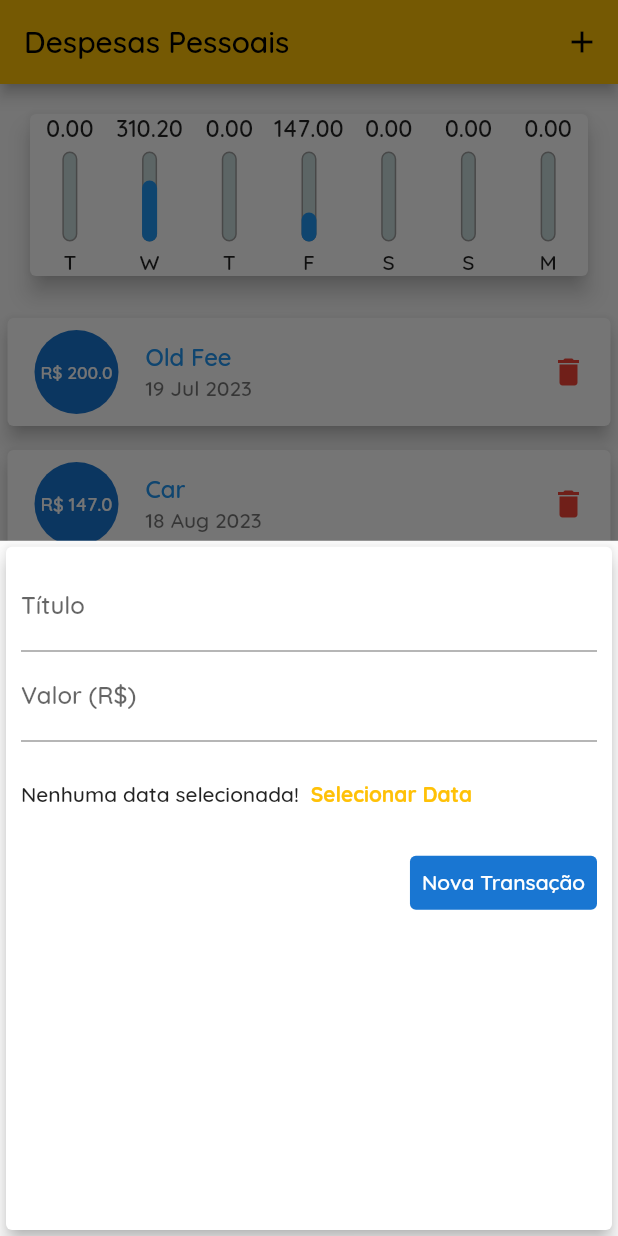
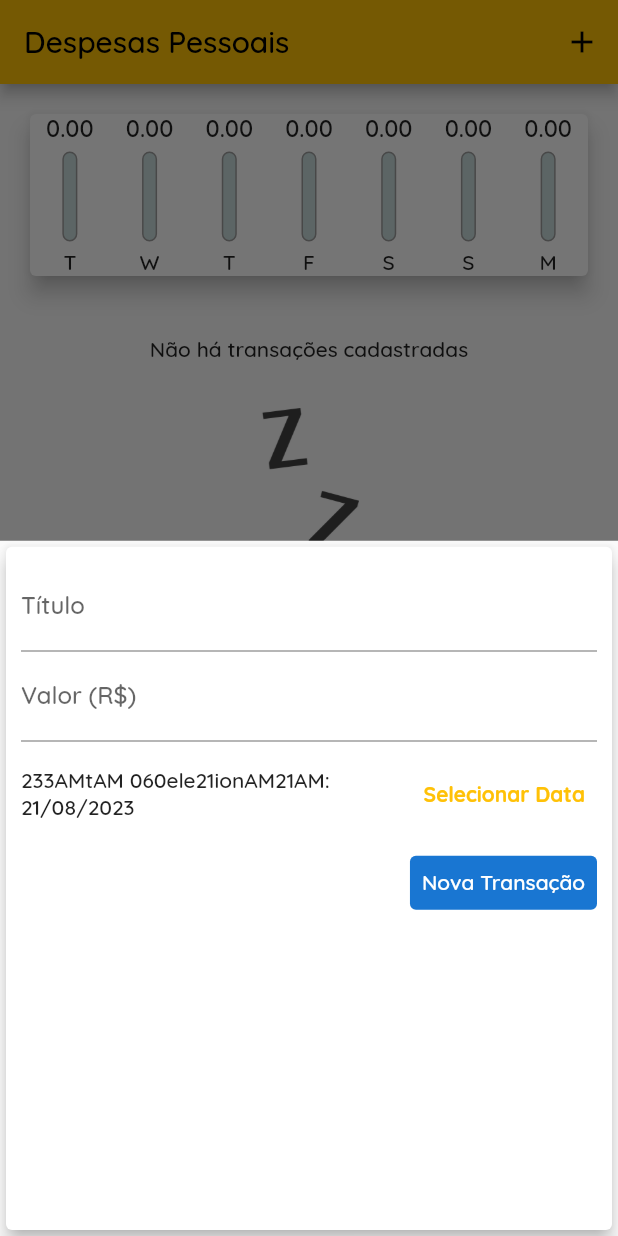
Before and after one commit to GabrielMerigo/expenses_app, a Flutter app: the screen it shows after launch, after a tap on the "add" icon, on a phone screen of 412 x 824 dp. Run offline on Flutter 3.47's test engine with Material 2 defaults, Android fonts, the phone set to English and light mode, and no system bars.

Commit message:
faltou adicionar  dataa selecionada

```diff
--- a/lib/components/chart.dart
+++ b/lib/components/chart.dart
@@ -54,8 +54,10 @@ class Chart extends StatelessWidget {
             child: ChartBar(
               label: transaction['day'].toString(),
               value: double.parse(transaction['value'].toString()),
-              percentage: double.parse(transaction['value'].toString()) /
-                  _weekTotalValue,
+              percentage: _weekTotalValue == 0
+                  ? 0
+                  : double.parse(transaction['value'].toString()) /
+                      _weekTotalValue,
             ),
           );
         }).toList(),
--- a/lib/components/transaction_form.dart
+++ b/lib/components/transaction_form.dart
@@ -1,7 +1,10 @@
+// ignore_for_file: unnecessary_null_comparison
+
 import 'package:flutter/material.dart';
+import 'package:intl/intl.dart';
 
 class TransactionForm extends StatefulWidget {
-  final void Function(String, double) onSubmit;
+  final void Function(String, double, DateTime) onSubmit;
 
   const TransactionForm(this.onSubmit, {super.key});
 
@@ -12,19 +15,35 @@ class TransactionForm extends StatefulWidget {
 class _TransactionFormState extends State<TransactionForm> {
   final titleController = TextEditingController();
   final valueController = TextEditingController();
+  DateTime _selectedDate = DateTime.now();
 
   _submitForm() {
-    final title = titleController.text;
-    final value = double.tryParse(valueController.text) ?? 0.0;
+    final _title = titleController.text;
+    final _value = double.tryParse(valueController.text) ?? 0.0;
 
-    if (title.isEmpty || value <= 0) {
+    if (_title.isEmpty || _value <= 0 || _selectedDate == null) {
       return;
     }
 
-    widget.onSubmit(
-      titleController.text,
-      double.tryParse(valueController.text) ?? 0.0,
-    );
+    widget.onSubmit(titleController.text,
+        double.tryParse(valueController.text) ?? 0.0, _selectedDate);
+  }
+
+  _showDatePicker() {
+    showDatePicker(
+      context: context,
+      initialDate: DateTime.now(),
+      firstDate: DateTime(2019),
+      lastDate: DateTime.now(),
+    ).then((pickedDate) {
+      if (pickedDate == null) {
+        return;
+      }
+
+      setState(() {
+        _selectedDate = pickedDate;
+      });
+    });
   }
 
   @override
@@ -49,13 +68,20 @@ class _TransactionFormState extends State<TransactionForm> {
             height: 70,
             child: Row(
               children: [
-                Text('Nenhuma data selecionada!'),
+                Expanded(
+                  child: Text(
+                    _selectedDate == null
+                        ? 'Nenhuma data selecionada!'
+                        : DateFormat('Data Selecionada: dd/MM/yyyy')
+                            .format(_selectedDate),
+                  ),
+                ),
                 TextButton(
+                  onPressed: _showDatePicker,
                   child: Text(
                     'Selecionar Data',
                     style: TextStyle(fontWeight: FontWeight.bold),
                   ),
-                  onPressed: () {},
                 )
               ],
             ),
--- a/lib/main.dart
+++ b/lib/main.dart
@@ -41,26 +41,7 @@ class MyHomePage extends StatefulWidget {
 }
 
 class _MyHomePageState extends State<MyHomePage> {
-  final List<Transaction> _transactions = [
-    Transaction(
-      id: 't1',
-      title: 'Old Fee',
-      date: DateTime.now().subtract(Duration(days: 33)),
-      value: 200.00,
-    ),
-    Transaction(
-      id: 't1',
-      title: 'Car',
-      date: DateTime.now().subtract(Duration(days: 3)),
-      value: 147,
-    ),
-    Transaction(
-      id: 't2',
-      title: 'Fees',
-      date: DateTime.now().subtract(Duration(days: 5)),
-      value: 310.20,
-    )
-  ];
+  final List<Transaction> _transactions = [];
 
   List<Transaction> get _recentTransactions {
     return _transactions.where((transaction) {
@@ -70,11 +51,11 @@ class _MyHomePageState extends State<MyHomePage> {
     }).toList();
   }
 
-  _addTransaction(String title, double value) {
+  _addTransaction(String title, double value, DateTime date) {
     final newTransaction = Transaction(
       id: Random().nextDouble().toString(),
       title: title,
-      date: DateTime.now(),
+      date: date,
       value: value,
     );
 
```
